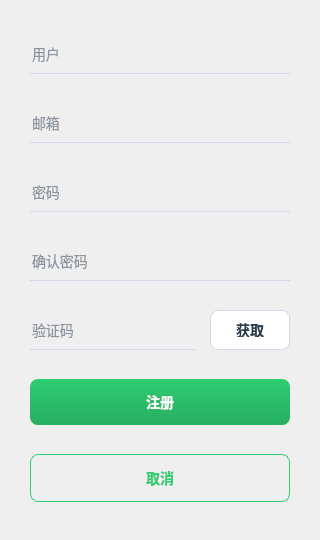
xingqiba836/Full_Stack_Instant_Messaging_Project-By-CPP, file front_end/XingChat/register.ui: the form before one commit.
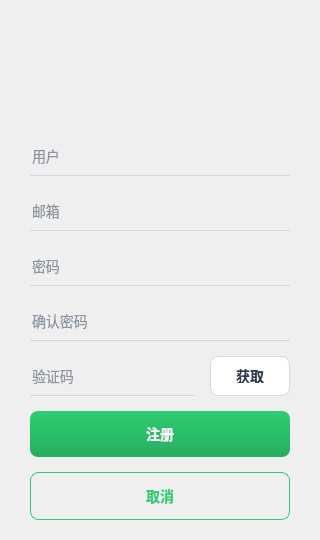
The form after the commit.

Commit message:
feat(front_end): add HttpMgr singleton, HTTP POST, register handlers
- Add singleton.h, global.h (ReqId, ErrorCodes, Modules), HttpMgr with PostHttpReq
- Wire Register UI: err_tip, sig_reg_mod_finish, JSON handlers for verify code
- Enable Qt Network in XingChat.pro
- Add .gitignore for build/ and Qt user settings; stop tracking build artifacts

Made-with: Cursor

The edit to the form file:
```diff
--- a/front_end/XingChat/register.ui
+++ b/front_end/XingChat/register.ui
@@ -102,6 +102,25 @@
    <property name="spacing">
     <number>15</number>
    </property>
+   <item>
+    <widget class="QLabel" name="err_tip">
+     <property name="minimumSize">
+      <size>
+       <width>0</width>
+       <height>24</height>
+      </size>
+     </property>
+     <property name="wordWrap">
+      <bool>true</bool>
+     </property>
+     <property name="alignment">
+      <set>Qt::AlignCenter</set>
+     </property>
+     <property name="text">
+      <string/>
+     </property>
+    </widget>
+   </item>
    <item>
     <widget class="QLineEdit" name="usernameInput">
      <property name="minimumSize">
```
The commit also changes 497 other files.
